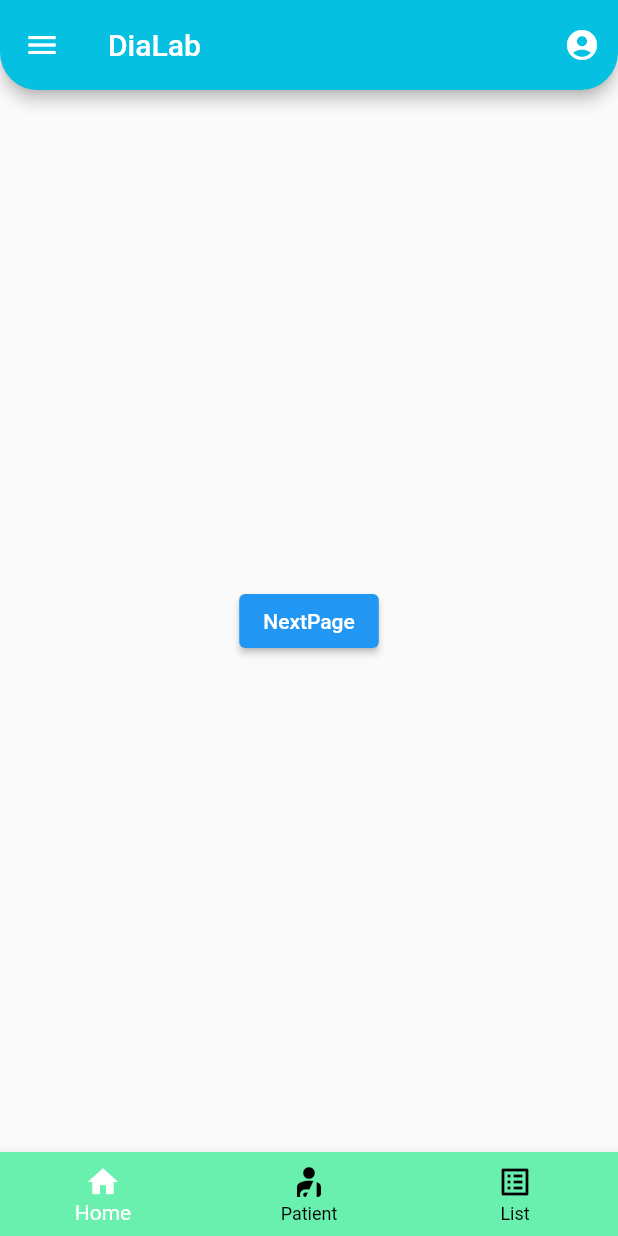
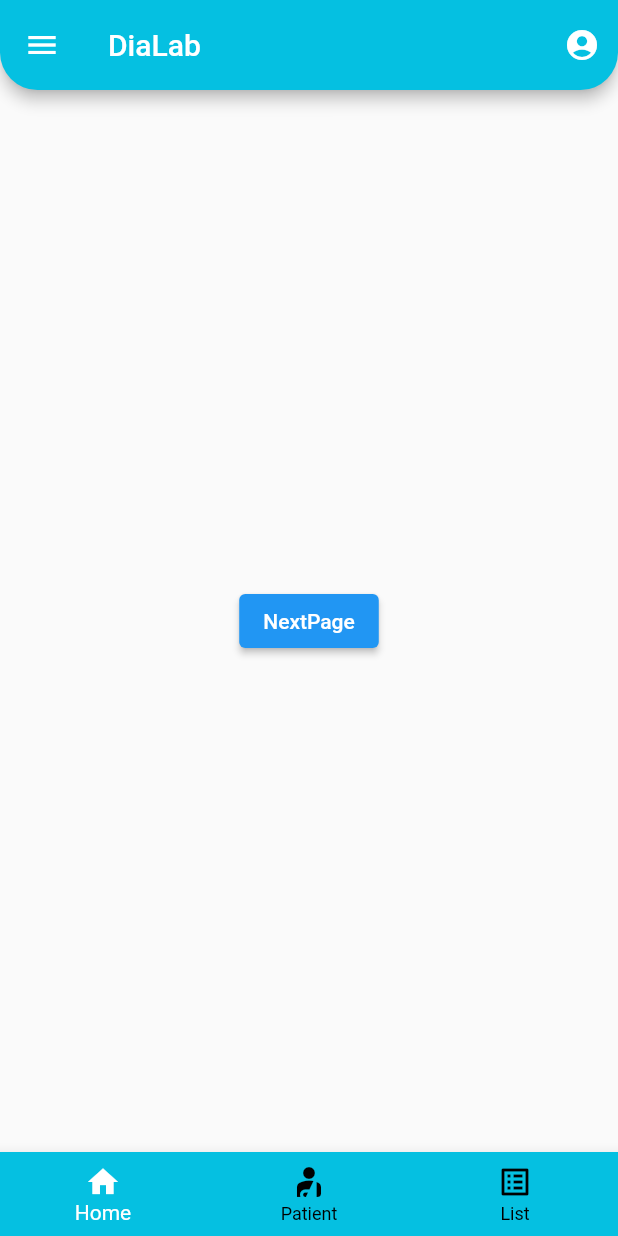
Before and after one commit to manosundarmanivel/flutter-, a Flutter app: the screen it shows after launch, on a phone screen of 412 x 824 dp. Run offline on Flutter 3.47's test engine with Material 2 defaults, Android fonts, the phone set to English and light mode, and no system bars.

Commit message:
theme change

```diff
--- a/test_app/lib/main.dart
+++ b/test_app/lib/main.dart
@@ -31,7 +31,8 @@ class _MyAppState extends State<MyApp> {
               children: [
                 DrawerHeader(
                   child: Text('DIALAB'),
-                  decoration: BoxDecoration(color: Colors.greenAccent),
+                  decoration:
+                      BoxDecoration(color: Color.fromARGB(255, 5, 192, 225)),
                 ),
                 ListTile(
                   title: Text("List 1"),
@@ -67,7 +68,7 @@ class _MyAppState extends State<MyApp> {
             ),
           ),
           bottomNavigationBar: BottomNavigationBar(
-              backgroundColor: Colors.greenAccent,
+              backgroundColor: Color.fromARGB(255, 5, 192, 225),
               unselectedItemColor: Colors.black,
               selectedItemColor: Colors.white,
               currentIndex: current_index,
--- a/test_app/lib/report.dart
+++ b/test_app/lib/report.dart
@@ -13,6 +13,7 @@ class _reportState extends State<report> {
     return Scaffold(
       appBar: AppBar(
           title: Text('Patient Report'),
+          backgroundColor: Color.fromARGB(255, 5, 192, 225),
           shape: RoundedRectangleBorder(
               borderRadius: BorderRadius.only(
                   bottomRight: Radius.circular(25),
@@ -50,7 +51,7 @@ class Box extends StatelessWidget {
           gradient: LinearGradient(
               begin: Alignment.topLeft,
               end: Alignment.topRight,
-              colors: [Colors.blue, Colors.pink]),
+              colors: [Color.fromARGB(255, 5, 192, 225), Colors.blue]),
           borderRadius: BorderRadius.circular(10)),
       margin: const EdgeInsets.all(10),
       padding: const EdgeInsets.all(20),
@@ -160,7 +161,7 @@ class Appointment extends StatelessWidget {
               gradient: LinearGradient(
                   begin: Alignment.topLeft,
                   end: Alignment.topRight,
-                  colors: [Colors.blue, Colors.pink]),
+                  colors: [Color.fromARGB(255, 5, 192, 225), Colors.blue]),
               borderRadius: BorderRadius.circular(10)),
           width: 380,
           height: 150,
```
